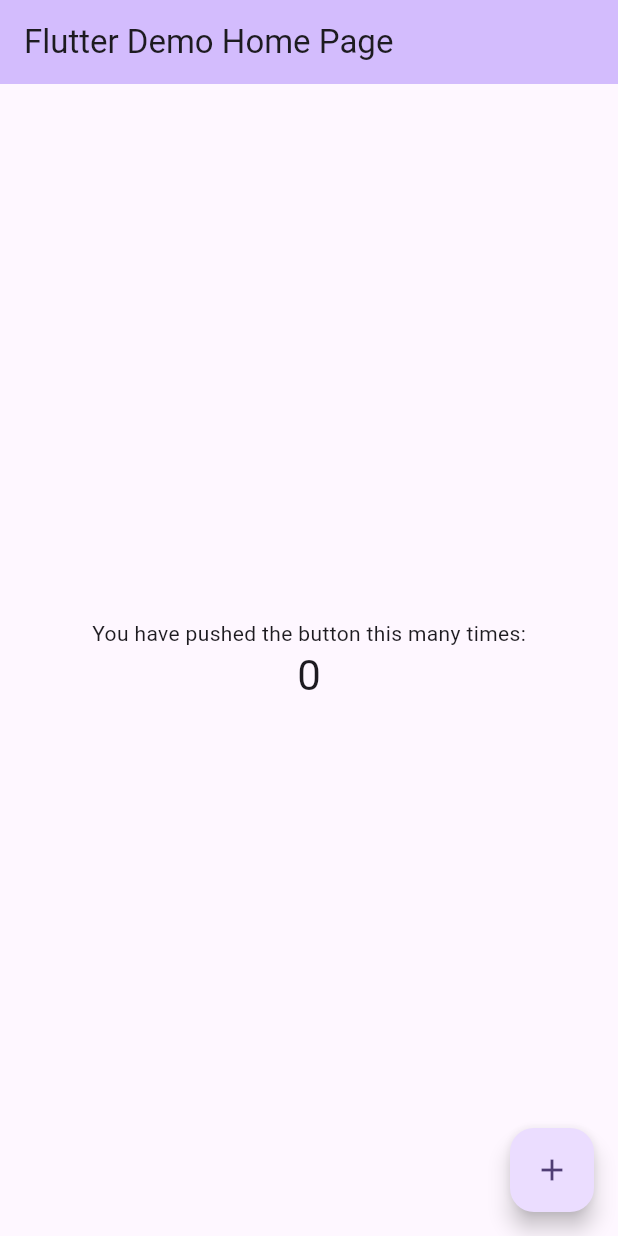
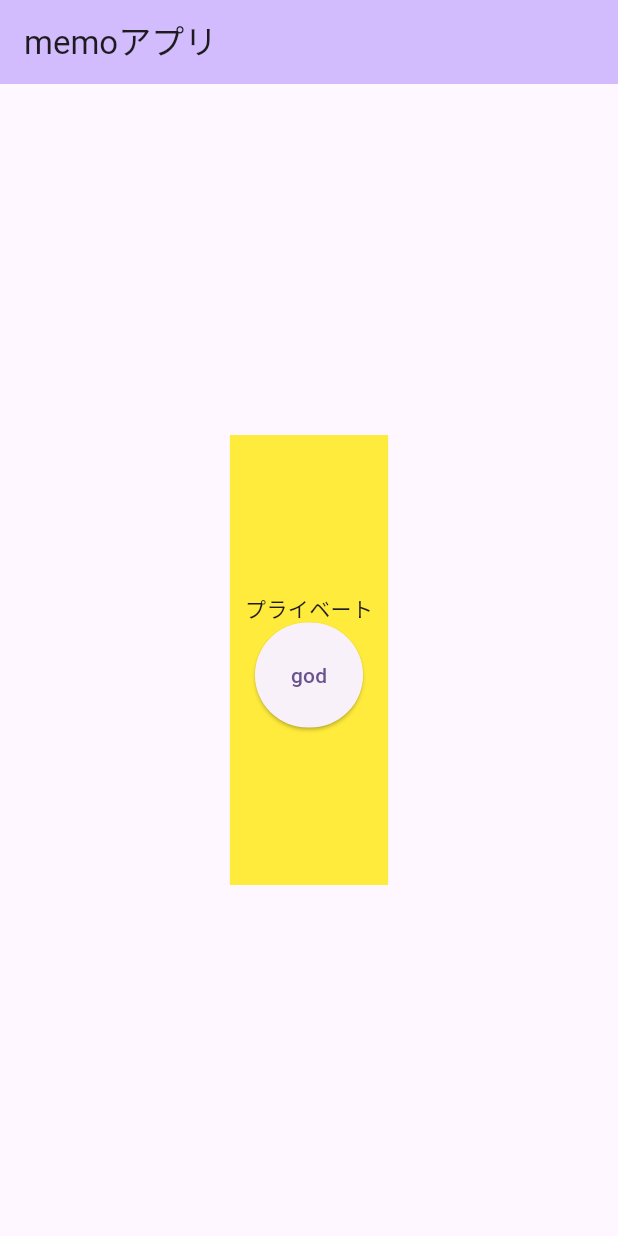
Before and after one commit to pokecommon/emotion_memo, a Flutter app: the screen it shows after launch, on a phone screen of 412 x 824 dp. Run offline on Flutter 3.47's test engine with Material 3 defaults, Android fonts, the phone set to English and light mode, and no system bars.

Commit message:
最初のコミット

```diff
--- a/lib/main.dart
+++ b/lib/main.dart
@@ -13,20 +13,6 @@
     return MaterialApp(
       title: 'Flutter Demo',
       theme: ThemeData(
-        // This is the theme of your application.
-        //
-        // TRY THIS: Try running your application with "flutter run". You'll see
-        // the application has a blue toolbar. Then, without quitting the app,
-        // try changing the seedColor in the colorScheme below to Colors.green
-        // and then invoke "hot reload" (save your changes or press the "hot
-        // reload" button in a Flutter-supported IDE, or press "r" if you used
-        // the command line to start the app).
-        //
-        // Notice that the counter didn't reset back to zero; the application
-        // state is not lost during the reload. To reset the state, use hot
-        // restart instead.
-        //
-        // This works for code too, not just values: Most code changes can be
         // tested with just a hot reload.
         colorScheme: ColorScheme.fromSeed(seedColor: Colors.deepPurple),
         useMaterial3: true,
@@ -39,15 +25,6 @@
 class MyHomePage extends StatefulWidget {
   const MyHomePage({super.key, required this.title});
 
-  // This widget is the home page of your application. It is stateful, meaning
-  // that it has a State object (defined below) that contains fields that affect
-  // how it looks.
-
-  // This class is the configuration for the state. It holds the values (in this
-  // case the title) provided by the parent (in this case the App widget) and
-  // used by the build method of the State. Fields in a Widget subclass are
-  // always marked "final".
-
   final String title;
 
   @override
@@ -59,67 +36,58 @@
 
   void _incrementCounter() {
     setState(() {
-      // This call to setState tells the Flutter framework that something has
-      // changed in this State, which causes it to rerun the build method below
-      // so that the display can reflect the updated values. If we changed
-      // _counter without calling setState(), then the build method would not be
-      // called again, and so nothing would appear to happen.
       _counter++;
     });
   }
 
   @override
   Widget build(BuildContext context) {
-    // This method is rerun every time setState is called, for instance as done
-    // by the _incrementCounter method above.
-    //
-    // The Flutter framework has been optimized to make rerunning build methods
-    // fast, so that you can just rebuild anything that needs updating rather
-    // than having to individually change instances of widgets.
     return Scaffold(
       appBar: AppBar(
-        // TRY THIS: Try changing the color here to a specific color (to
-        // Colors.amber, perhaps?) and trigger a hot reload to see the AppBar
-        // change color while the other colors stay the same.
         backgroundColor: Theme.of(context).colorScheme.inversePrimary,
-        // Here we take the value from the MyHomePage object that was created by
-        // the App.build method, and use it to set our appbar title.
-        title: Text(widget.title),
+        title: Text('memoアプリ'),
       ),
       body: Center(
-        // Center is a layout widget. It takes a single child and positions it
-        // in the middle of the parent.
-        child: Column(
-          // Column is also a layout widget. It takes a list of children and
-          // arranges them vertically. By default, it sizes itself to fit its
-          // children horizontally, and tries to be as tall as its parent.
-          //
-          // Column has various properties to control how it sizes itself and
-          // how it positions its children. Here we use mainAxisAlignment to
-          // center the children vertically; the main axis here is the vertical
-          // axis because Columns are vertical (the cross axis would be
-          // horizontal).
-          //
-          // TRY THIS: Invoke "debug painting" (choose the "Toggle Debug Paint"
-          // action in the IDE, or press "p" in the console), to see the
-          // wireframe for each widget.
-          mainAxisAlignment: MainAxisAlignment.center,
-          children: <Widget>[
-            const Text(
-              'You have pushed the button this many times:',
-            ),
-            Text(
-              '$_counter',
-              style: Theme.of(context).textTheme.headlineMedium,
-            ),
-          ],
+        child: Padding(
+          padding: const EdgeInsets.all(20.0),
+          child: Row(
+            mainAxisAlignment: MainAxisAlignment.center,
+            children: [
+              PrivateContainer(scene: 'プライベート'),
+            ],
+          ),
         ),
       ),
-      floatingActionButton: FloatingActionButton(
-        onPressed: _incrementCounter,
-        tooltip: 'Increment',
-        child: const Icon(Icons.add),
-      ), // This trailing comma makes auto-formatting nicer for build methods.
     );
   }
 }
+
+class PrivateContainer extends StatelessWidget {
+  const PrivateContainer({
+    super.key, required this.scene
+  });
+
+  final String scene;
+
+  @override
+  Widget build(BuildContext context) {
+    return Container(
+      padding: EdgeInsets.all(10),
+      height: 300,
+      color: Colors.yellow,
+      child: Column(
+        mainAxisAlignment: MainAxisAlignment.center,
+        children: <Widget>[
+          Text(scene),
+          ElevatedButton(
+            onPressed: () {},
+            child: Text('god'),
+            style: ElevatedButton.styleFrom(
+              fixedSize: Size.fromHeight(70),
+            ),
+          ),
+        ],
+      ),
+    );
+  }
+}
```
